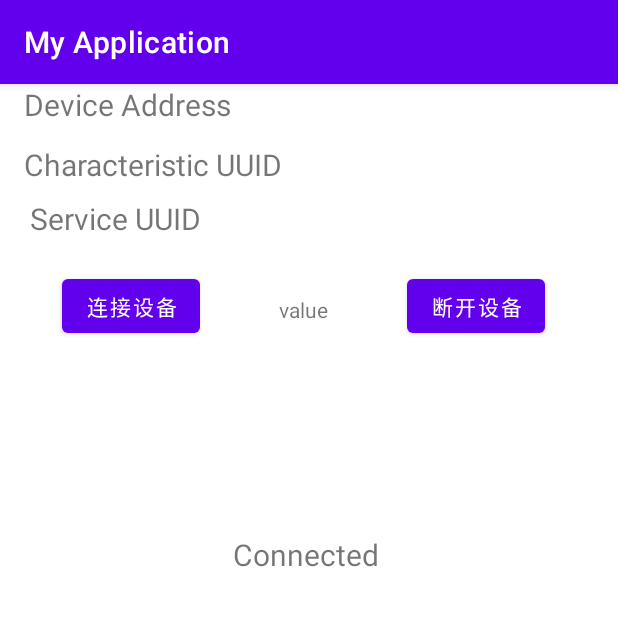
After one commit to luzhiqian00/MeasureTest, an Android app: the CharacteristicActivity screen opened directly, with no data from a screen before it, on a phone screen of 412 x 824 dp, the top half of it. The commit adds this screen. Run offline under Robolectric (Android 15) with nearby library versions, the phone set to English and light mode, and no system bars.

Commit message:
CharacteristicActivity实现绑定service和连接设备，展示数据变化

```diff
--- /dev/null
+++ b/app/src/main/java/com/example/myapplication/CharacteristicActivity.kt
@@ -0,0 +1,171 @@
+package com.example.myapplication
+
+import android.bluetooth.BluetoothGattService
+import android.content.*
+import androidx.appcompat.app.AppCompatActivity
+import android.os.Bundle
+import android.os.IBinder
+import android.util.Log
+import com.example.myapplication.ble.MyBLEService
+import com.example.myapplication.databinding.ActivityCharacteristicBinding
+import com.example.myapplication.model.characteristicModel.Characteristic
+import java.util.*
+
+class CharacteristicActivity : AppCompatActivity() {
+
+    // 伴生对象，类似于静态对象
+    companion object {
+        private const val TAG = "CharacteristicActivity"
+    }
+
+    private val binding by lazy { ActivityCharacteristicBinding.inflate(layoutInflater) }
+
+    private val connectedText by lazy { binding.connected }
+    private val connectButton by lazy { binding.connectButton }
+    private val disconnectButton by lazy { binding.disconnectButton }
+    private val characteristicValue by lazy { binding.characteristicValueTextView }
+    private var bluetoothService: MyBLEService? = null
+
+
+
+    private var mCharacteristic : Characteristic? =null
+    private var BLEaddress:String ? =null
+    private var characteristicUUID:String?=null
+    private var serviceUUID:String? =null
+
+
+    override fun onCreate(savedInstanceState: Bundle?) {
+        super.onCreate(savedInstanceState)
+        setContentView(binding.root)
+
+        // 获取Intent中的额外数据
+        BLEaddress = intent.getStringExtra("deviceAddress")
+        characteristicUUID = intent.getStringExtra("characteristicUUID")
+        serviceUUID = intent.getStringExtra("serviceUUID")
+
+        connectButton.setOnClickListener {
+            val gattServiceIntent = Intent(this, MyBLEService::class.java)
+            bindService(gattServiceIntent, serviceConnection, Context.BIND_AUTO_CREATE)
+            Log.d(CharacteristicActivity.TAG,"try to connect")
+
+        }
+
+        disconnectButton.setOnClickListener {
+            if (connected) {
+                unbindService(serviceConnection)
+                Log.d(CharacteristicActivity.TAG, "try to disconnect")
+            }
+        }
+
+    }
+
+    // 管理service的生命周期,不用管，重写了一些必要的方法而已
+    private val serviceConnection: ServiceConnection = object : ServiceConnection {
+        override fun onServiceConnected(
+            componentName: ComponentName,
+            service: IBinder
+        ) {
+            bluetoothService = (service as MyBLEService.LocalBinder).getService()
+            bluetoothService?.let { bluetooth ->
+                if (!bluetooth.initialize()) {
+                    Log.e(CharacteristicActivity.TAG, "Unable to initialize Bluetooth")
+                    finish()
+                }
+                Log.d(CharacteristicActivity.TAG,"Bluetooth initialized successfully")
+                // perform device connection
+                BLEaddress?.let { bluetooth.connect(it) }
+            }
+        }
+
+        override fun onServiceDisconnected(componentName: ComponentName) {
+            bluetoothService?.disconnect()
+        }
+    }
+
+    private var connected = false
+
+    private val gattUpdateReceiver: BroadcastReceiver = object : BroadcastReceiver() {
+        override fun onReceive(context: Context, intent: Intent) {
+            when (intent.action) {
+                MyBLEService.ACTION_GATT_CONNECTED -> {
+                    connected = true
+                    connectedText.text ="Connected"
+                    connectedText.postInvalidate() // 强制更新界面
+                }
+                MyBLEService.ACTION_GATT_DISCONNECTED -> {
+                    connected = false
+                    connectedText.text ="Disconnected"
+                    connectedText.postInvalidate() // 强制更新界面
+                }
+                MyBLEService.ACTION_GATT_SERVICES_DISCOVERED -> {
+                    // Show all the supported services and characteristics on the user interface.
+                    Log.d(CharacteristicActivity.TAG,"ACTION_GATT_SERVICES_DISCOVERED")
+                    //displayGattServices(bluetoothService?.getSupportedGattServices() as List<BluetoothGattService>?)
+                    //displayGattCharacteristics(bluetoothService?.getSupportedGattServices() as List<BluetoothGattService>?)
+
+                    //startOperationThread()
+                }
+                MyBLEService.ACTION_DATA_AVAILABLE -> {
+                    Log.d(CharacteristicActivity.TAG,"characteristic data read successfully")
+                    val extraRawData = intent.getByteArrayExtra(MyBLEService.EXTRA_RAW_DATA)//原始数据
+                    val extraHexData = intent.getStringExtra(MyBLEService.EXTRA_HEX_DATA)//转化为十六进制字符串的数据
+                    val uuid =intent.getStringExtra(MyBLEService.EXTRA_UUID)
+                    // 在这里处理额外的信息，更新页面
+                    if (extraRawData != null) {
+                        if (uuid != null) {
+                            val rawDataString = extraRawData.toString(Charsets.UTF_8)  //
+                            updateCharacteristics(UUID.fromString(uuid),rawDataString+"\n"+extraHexData)
+                        }
+                    }
+                }
+            }
+        }
+    }
+
+
+    private fun updateCharacteristics(uuid:UUID,characteristicVal:String) {
+            if (uuid.toString() == characteristicUUID){
+                characteristicValue.text = characteristicVal
+                characteristicValue.postInvalidate()
+                return
+            }
+    }
+
+    override fun onPause() {
+        super.onPause()
+        unregisterReceiver(gattUpdateReceiver)
+    }
+
+    override fun onResume() {
+        super.onResume()
+        registerReceiver(gattUpdateReceiver, makeGattUpdateIntentFilter())
+        if (bluetoothService != null) {
+            val result = bluetoothService!!.connect(BLEaddress!!)
+            Log.d(CharacteristicActivity.TAG, "Connect request result=$result")
+        }
+    }
+
+    private fun makeGattUpdateIntentFilter(): IntentFilter? {
+        return IntentFilter().apply {
+            addAction(MyBLEService.ACTION_GATT_CONNECTED)
+            addAction(MyBLEService.ACTION_GATT_DISCONNECTED)
+            addAction(MyBLEService.ACTION_GATT_SERVICES_DISCOVERED)
+            addAction(MyBLEService.ACTION_DATA_AVAILABLE)
+        }
+    }
+
+
+    override fun onStop() {
+        super.onStop()
+        unregisterReceiver(gattUpdateReceiver)
+    }
+
+    override fun onDestroy() {
+        super.onDestroy()
+        unbindService(serviceConnection)
+        Log.d(CharacteristicActivity.TAG, "unbindService called")
+    }
+
+
+
+}
--- /dev/null
+++ b/app/src/main/res/layout/activity_characteristic.xml
@@ -0,0 +1,106 @@
+<?xml version="1.0" encoding="utf-8"?>
+<androidx.constraintlayout.widget.ConstraintLayout xmlns:android="http://schemas.android.com/apk/res/android"
+    xmlns:app="http://schemas.android.com/apk/res-auto"
+    xmlns:tools="http://schemas.android.com/tools"
+    android:layout_width="match_parent"
+    android:layout_height="match_parent"
+    tools:context=".BlueDeviceActivity">
+
+    <Button
+        android:id="@+id/disconnectButton"
+        android:layout_width="wrap_content"
+        android:layout_height="wrap_content"
+        android:layout_marginTop="124dp"
+
+        android:text="断开设备"
+        app:layout_constraintEnd_toEndOf="parent"
+        app:layout_constraintHorizontal_bias="0.741"
+        app:layout_constraintStart_toEndOf="@+id/connectButton"
+        app:layout_constraintTop_toTopOf="parent" />
+
+    <Button
+        android:id="@+id/connectButton"
+        android:layout_width="wrap_content"
+        android:layout_height="wrap_content"
+        android:layout_marginTop="124dp"
+
+        android:text="连接设备"
+        app:layout_constraintEnd_toEndOf="parent"
+        app:layout_constraintHorizontal_bias="0.129"
+        app:layout_constraintStart_toStartOf="parent"
+        app:layout_constraintTop_toTopOf="parent" />
+
+    <TextView
+        android:id="@+id/connected"
+        android:layout_width="wrap_content"
+        android:layout_height="wrap_content"
+        android:layout_marginTop="300dp"
+        android:text="Connected"
+        android:textSize="20sp"
+        app:layout_constraintEnd_toEndOf="parent"
+        app:layout_constraintHorizontal_bias="0.493"
+        app:layout_constraintStart_toStartOf="parent"
+        app:layout_constraintTop_toTopOf="parent" />
+
+
+    <TextView
+        android:id="@+id/serviceUUIDTextView"
+        android:layout_width="wrap_content"
+        android:layout_height="wrap_content"
+        android:layout_marginStart="16dp"
+        android:layout_marginTop="40dp"
+        android:text="Characteristic UUID"
+        android:textSize="20sp"
+        app:layout_constraintStart_toStartOf="parent"
+        app:layout_constraintTop_toTopOf="parent" />
+
+    <TextView
+        android:id="@+id/characteristicUUIDTextView"
+        android:layout_width="wrap_content"
+        android:layout_height="wrap_content"
+        android:layout_marginStart="20dp"
+        android:layout_marginTop="76dp"
+        android:text="Service UUID"
+        android:textSize="20sp"
+        app:layout_constraintStart_toStartOf="parent"
+        app:layout_constraintTop_toTopOf="parent" />
+
+    <TextView
+        android:id="@+id/deviceAddressTextView"
+        android:layout_width="wrap_content"
+        android:layout_height="wrap_content"
+        android:layout_marginStart="16dp"
+        android:layout_marginTop="28dp"
+        android:text="Device Address"
+        android:textSize="20sp"
+        app:layout_constraintStart_toStartOf="parent"
+        app:layout_constraintTop_toBottomOf="@id/deviceNameTextView" />
+
+    <TextView
+        android:id="@+id/characteristicValueTextView"
+        android:layout_width="wrap_content"
+        android:layout_height="wrap_content"
+        android:text="value"
+        app:layout_constraintBottom_toTopOf="@+id/connected"
+        app:layout_constraintEnd_toStartOf="@+id/disconnectButton"
+        app:layout_constraintStart_toEndOf="@+id/connectButton"
+        app:layout_constraintTop_toTopOf="parent" />
+
+    <ScrollView
+        android:layout_width="match_parent"
+        android:layout_height="0dp"
+        app:layout_constraintBottom_toBottomOf="parent"
+        app:layout_constraintTop_toBottomOf="@+id/connected"
+        android:fillViewport="true"
+        >
+
+        <ListView
+            android:id="@+id/characteristicListView"
+            android:layout_width="match_parent"
+            android:layout_height="wrap_content"
+            android:divider="@null"
+            android:dividerHeight="16dp" />
+    </ScrollView>
+
+
+</androidx.constraintlayout.widget.ConstraintLayout>
```
Also changed, not shown: app/src/main/AndroidManifest.xml (+13 -10 lines), app/src/main/java/com/example/myapplication/UI/CharacteristicDataAdapter.kt (+0 -9 lines), app/src/main/java/com/example/myapplication/UI/DeviceHistoryAdapter.kt (+12 -1 lines).
